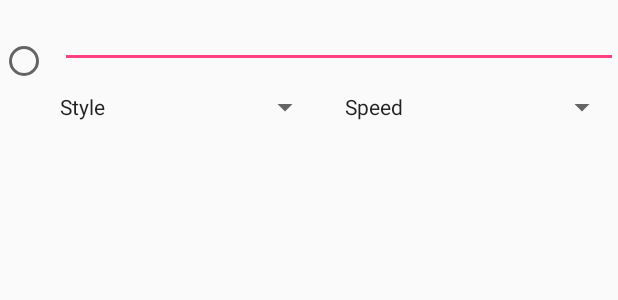
After one commit to Matir/DC26Badge, an Android app: the layout message_setup.xml on its own in the app's theme, with its tools: preview values and no code run, on a phone screen of 412 x 824 dp. The commit adds this screen. Shown: the top 300 px of the screen. Run offline under Robolectric (Android 15) with nearby library versions, the phone set to English and light mode, and no system bars.

Commit message:
Add work on message list.

```diff
--- /dev/null
+++ b/android/app/src/main/res/layout/message_setup.xml
@@ -0,0 +1,76 @@
+<?xml version="1.0" encoding="utf-8"?>
+<android.support.constraint.ConstraintLayout xmlns:android="http://schemas.android.com/apk/res/android"
+    xmlns:app="http://schemas.android.com/apk/res-auto"
+    xmlns:tools="http://schemas.android.com/tools"
+    android:id="@+id/message_setup_layout"
+    android:layout_width="match_parent"
+    android:layout_height="match_parent">
+
+    <RadioButton
+        android:id="@+id/message_select_btn"
+        android:layout_width="wrap_content"
+        android:layout_height="wrap_content"
+        android:layout_marginBottom="8dp"
+        android:layout_marginTop="8dp"
+        app:layout_constraintBottom_toBottomOf="@+id/textStyle"
+        app:layout_constraintTop_toTopOf="@+id/message_text"
+        tools:layout_editor_absoluteX="16dp" />
+
+    <EditText
+        android:id="@+id/message_text"
+        android:layout_width="0dp"
+        android:layout_height="wrap_content"
+        android:layout_marginStart="8dp"
+        android:ems="10"
+        android:inputType="text"
+        app:layout_constraintEnd_toEndOf="parent"
+        app:layout_constraintStart_toEndOf="@+id/message_select_btn"
+        tools:layout_editor_absoluteY="16dp" />
+
+    <Spinner
+        android:id="@+id/speed_spinner"
+        android:layout_width="0dp"
+        android:layout_height="wrap_content"
+        app:layout_constraintBottom_toBottomOf="@+id/textSpeed"
+        app:layout_constraintEnd_toEndOf="parent"
+        app:layout_constraintHorizontal_bias="0.5"
+        app:layout_constraintStart_toEndOf="@+id/textSpeed"
+        app:layout_constraintTop_toTopOf="@+id/textSpeed" />
+
+    <TextView
+        android:id="@+id/textSpeed"
+        android:layout_width="wrap_content"
+        android:layout_height="wrap_content"
+        android:layout_marginEnd="8dp"
+        android:layout_marginStart="16dp"
+        android:text="Speed"
+        android:textAppearance="@android:style/TextAppearance.Material.Widget"
+        app:layout_constraintBottom_toBottomOf="@+id/style_spinner"
+        app:layout_constraintEnd_toStartOf="@+id/speed_spinner"
+        app:layout_constraintHorizontal_bias="0.5"
+        app:layout_constraintStart_toEndOf="@+id/style_spinner"
+        app:layout_constraintTop_toTopOf="@+id/style_spinner" />
+
+    <Spinner
+        android:id="@+id/style_spinner"
+        android:layout_width="0dp"
+        android:layout_height="wrap_content"
+        app:layout_constraintBottom_toBottomOf="@+id/textStyle"
+        app:layout_constraintEnd_toStartOf="@+id/textSpeed"
+        app:layout_constraintHorizontal_bias="0.5"
+        app:layout_constraintStart_toEndOf="@+id/textStyle"
+        app:layout_constraintTop_toTopOf="@+id/textStyle" />
+
+    <TextView
+        android:id="@+id/textStyle"
+        android:layout_width="wrap_content"
+        android:layout_height="wrap_content"
+        android:layout_marginEnd="8dp"
+        android:layout_marginStart="8dp"
+        android:layout_marginTop="16dp"
+        android:text="Style"
+        android:textAppearance="@android:style/TextAppearance.Material.Widget"
+        app:layout_constraintEnd_toStartOf="@+id/style_spinner"
+        app:layout_constraintStart_toEndOf="@+id/message_select_btn"
+        app:layout_constraintTop_toBottomOf="@+id/message_text" />
+</android.support.constraint.ConstraintLayout>
```
Also changed, not shown: android/app/src/main/java/com/attackercommunity/acdcbadge/BadgeSetupActivity.java (+53 -5 lines), android/app/src/main/java/com/attackercommunity/acdcbadge/MessageListAdapter.java (added, +66 -0 lines), android/app/src/main/res/layout/activity_badge_setup.xml (+13 -0 lines).
